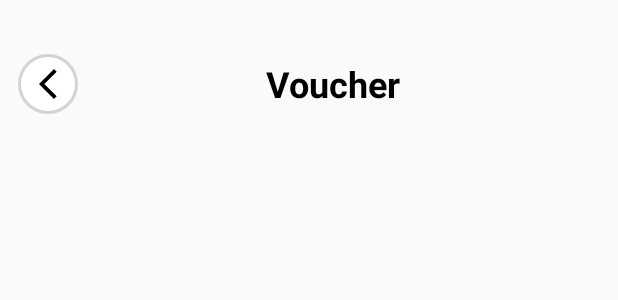
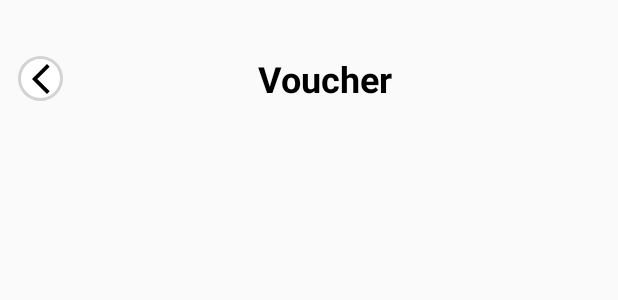
Before and after one commit to tuanhungg13/clothing_store_app, an Android app: the layout activity_coupon.xml on its own in the app's theme, with its tools: preview values and no code run, on a phone screen of 412 x 824 dp. Shown: the top 300 px of the screen. Run offline under Robolectric (Android 15) with nearby library versions, the phone set to English and light mode, and no system bars.

Commit message:
update coupon for newUser

```diff
--- a/app/src/main/java/com/project/clothingstore/viewmodel/AuthViewModel.java
+++ b/app/src/main/java/com/project/clothingstore/viewmodel/AuthViewModel.java
@@ -117,6 +117,7 @@ public class AuthViewModel extends ViewModel {
     @NonNull
     private static User getUser(FirebaseUser firebaseUser) {
         List<String> coupons = new ArrayList<>();
+        coupons.add("Fr99pt491uAyivZ4DZjJ");
         User newUser = new User(
                 firebaseUser.getUid(),
                 firebaseUser.getEmail(),
--- a/app/src/main/res/layout/activity_coupon.xml
+++ b/app/src/main/res/layout/activity_coupon.xml
@@ -22,8 +22,8 @@
 
         <ImageButton
             android:id="@+id/btn_back"
-            android:layout_width="40dp"
-            android:layout_height="40dp"
+            android:layout_width="30dp"
+            android:layout_height="30dp"
             android:background="@drawable/td_background_button"
             android:contentDescription="Nút quay lại"
             android:padding="10dp"
```
Also changed, not shown: app/src/main/java/com/project/clothingstore/service/AuthService.java (+1 -15 lines).
